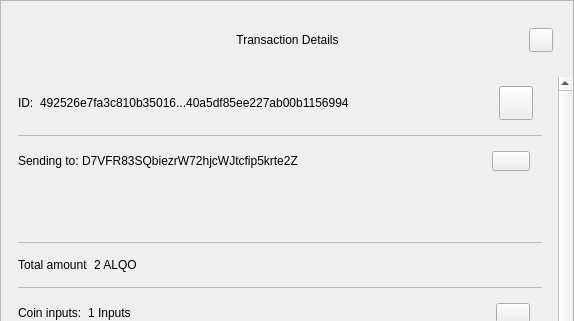
This is src/qt/pivx/forms/sendconfirmdialog.ui in eons-finance/ALQO as Qt 5 draws it before an edit; both pictures show x 0 to 574 and y 0 to 321 of the 574 by 680 pixel window. The edited form follows.
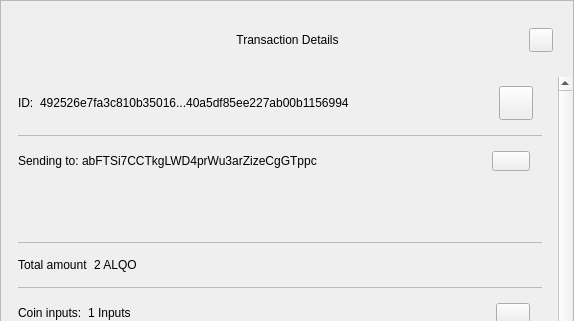
This is the edited form.

Commit message: Fix up UI elements that we dont use.

```diff
--- a/src/qt/pivx/forms/sendconfirmdialog.ui
+++ b/src/qt/pivx/forms/sendconfirmdialog.ui
@@ -344,7 +344,7 @@
                    <item>
                     <widget class="QLabel" name="textSend">
                      <property name="text">
-                      <string>D7VFR83SQbiezrW72hjcWJtcfip5krte2Z </string>
+                      <string>abFTSi7CCTkgLWD4prWu3arZizeCgGTppc </string>
                      </property>
                     </widget>
                    </item>
```
The commit also changes 7 other files.
